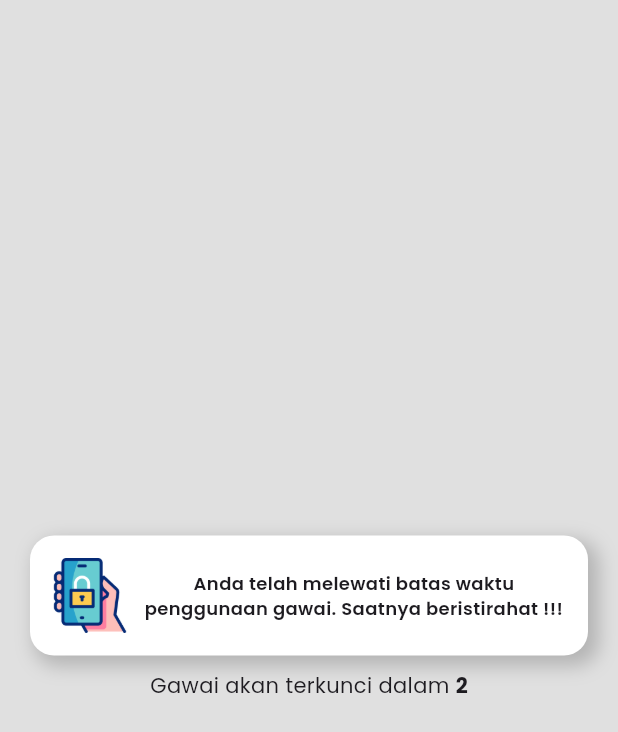
After one commit to teddyanto/kidztime, a Flutter app: the TimesUpScreen screen opened by its route, on a phone screen of 412 x 824 dp. The commit adds this screen. Shown: the top 732 px of the screen. Run offline on Flutter 3.47's test engine with Material 3 defaults, Android fonts, the light colour scheme and no system bars; our stand-ins replace fluttertoast, get, sqflite; accounts and stored records are empty.

Commit message:
times_up_screen

```diff
--- a/lib/page/lock_screen.dart
+++ b/lib/page/lock_screen.dart
@@ -1,4 +1,5 @@
 import 'package:flutter/material.dart';
+import 'package:flutter/services.dart';
 import 'package:get/get.dart';
 import 'package:kidztime/model/Pengaturan.dart';
 import 'package:kidztime/page/widget/password_widget.dart';
@@ -29,7 +30,40 @@ class LockPage extends StatelessWidget {
       });
     });
 
-    return Scaffold(
+    late bool canDoBack;
+
+    // Menerima argument yang berupa Map
+    if (Get.arguments != null) {
+      final args = Get.arguments as Map<String, dynamic>;
+
+      // Akses data berdasarkan key
+      final fromScreen = args['from'];
+      // setup default hasBackButton = true
+
+      if (fromScreen == 'times_up_screen') {
+        canDoBack = false;
+      }
+    } else {
+      canDoBack = true;
+    }
+
+    return PopScope(
+      canPop: canDoBack,
+      onPopInvoked: (e) async {
+        if (canDoBack) {
+          WidgetUtil().customeDialog(
+            context: context,
+            title: "Keluar aplikasi ?",
+            detail: [],
+            okButtonText: "Ya",
+            okButtonFunction: () {
+              SystemNavigator.pop();
+            },
+            cancelButtonText: "Batal",
+          );
+        }
+      },
+      child: Scaffold(
         body: Center(
           child: Column(
             mainAxisAlignment: MainAxisAlignment.center,
@@ -79,6 +113,7 @@ class LockPage extends StatelessWidget {
             ],
           ),
         ),
+      ),
     );
   }
 }
--- a/lib/routes.dart
+++ b/lib/routes.dart
@@ -3,6 +3,7 @@ import 'package:kidztime/page/lock_screen.dart';
 import 'package:kidztime/page/main_screen.dart';
 import 'package:kidztime/page/setup_screen.dart';
 import 'package:kidztime/splash_screen.dart';
+import 'package:kidztime/times_up_screen.dart';
 
 class Routes {
   List<GetPage<dynamic>> get() {
@@ -10,6 +11,11 @@ class Routes {
       GetPage(
         name: '/',
         page: () => const SplashScreenPage(),
+        transition: Transition.fadeIn,
+      ),
+      GetPage(
+        name: '/times-up',
+        page: () => const TimesUpScreen(),
         transition: Transition.fadeIn,
       ),
       GetPage(
--- /dev/null
+++ b/lib/times_up_screen.dart
@@ -0,0 +1,104 @@
+import 'dart:async';
+
+import 'package:flutter/material.dart';
+import 'package:get/get.dart';
+import 'package:kidztime/page/widget/card_widget.dart';
+import 'package:kidztime/utils/png_assets.dart';
+
+class TimesUpScreen extends StatefulWidget {
+  const TimesUpScreen({super.key});
+
+  @override
+  State<TimesUpScreen> createState() => _TimesUpScreenState();
+}
+
+class _TimesUpScreenState extends State<TimesUpScreen> {
+  int countDown = 3;
+  late Timer countTimer;
+
+  @override
+  void initState() {
+    // TODO: implement initState
+    super.initState();
+    countTimer = Timer.periodic(const Duration(seconds: 1), (e) {
+      setState(() {
+        countDown -= 1;
+      });
+
+      if (countDown == 0) {
+        countTimer.cancel();
+        Get.offAndToNamed(
+          "/lock-page",
+          arguments: {
+            'from': 'times_up_screen',
+          },
+        );
+      }
+    });
+  }
+
+  @override
+  Widget build(BuildContext context) {
+    return PopScope(
+      canPop: false,
+      child: Scaffold(
+        backgroundColor: Colors.grey.shade300,
+        body: Center(
+          child: Column(
+            mainAxisAlignment: MainAxisAlignment.center,
+            children: [
+              CardWidget(
+                horizontalMargin: 20,
+                horizontalPadding: 10,
+                verticalMargin: 0,
+                verticalPadding: 10,
+                child: Row(
+                  crossAxisAlignment: CrossAxisAlignment.center,
+                  mainAxisAlignment: MainAxisAlignment.center,
+                  children: [
+                    Container(
+                      padding: const EdgeInsets.all(
+                        5,
+                      ),
+                      width: 60,
+                      child: Image.asset(
+                        logo,
+                      ),
+                    ),
+                    const Expanded(
+                      child: Text(
+                        "Anda telah melewati batas waktu penggunaan gawai. Saatnya beristirahat !!!",
+                        textAlign: TextAlign.center,
+                        style: TextStyle(
+                          fontSize: 12,
+                          fontWeight: FontWeight.w600,
+                        ),
+                      ),
+                    )
+                  ],
+                ),
+              ),
+              const SizedBox(
+                height: 10,
+              ),
+              Row(
+                mainAxisAlignment: MainAxisAlignment.center,
+                children: [
+                  const Text(
+                    "Gawai akan terkunci dalam ",
+                  ),
+                  Text(
+                    countDown.toString(),
+                    style: const TextStyle(
+                      fontWeight: FontWeight.bold,
+                    ),
+                  )
+                ],
+              ),
+            ],
+          ),
+        ),
+      ),
+    );
+  }
+}
```
Lines whose indentation alone changed are shown as unchanged.
